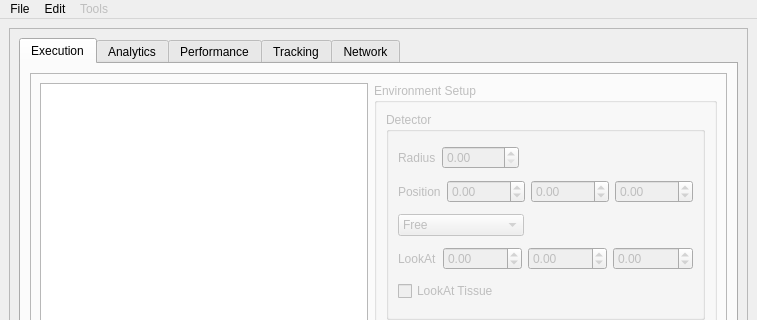
Qt form gui/RandomWalk_Ui/minimal.ui (The4ofUs/Monte-Carlo-Simulation-of-Light-Propagation) before a commit; both pictures show x 0 to 757 and y 0 to 320 of the 757 by 925 pixel window.
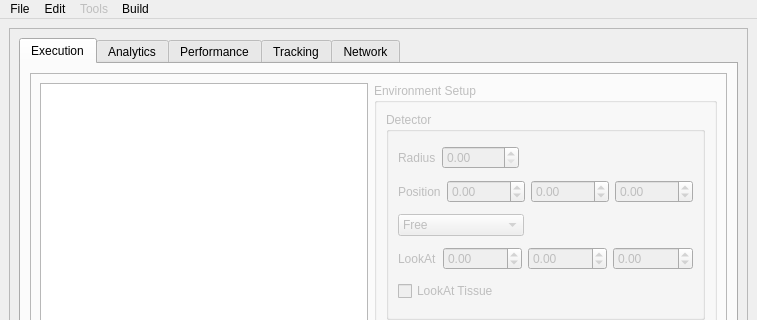
The same form after that commit. Custom widgets are drawn as their Qt base class.

```diff
--- a/gui/RandomWalk_Ui/minimal.ui
+++ b/gui/RandomWalk_Ui/minimal.ui
@@ -1097,9 +1097,16 @@
     </widget>
     <addaction name="menuFill_with_Sample_parameters"/>
    </widget>
+   <widget class="QMenu" name="menuBuild">
+    <property name="title">
+     <string>Build</string>
+    </property>
+    <addaction name="actionRebuild"/>
+   </widget>
    <addaction name="menuFile"/>
    <addaction name="menuEdit"/>
    <addaction name="menuTools"/>
+   <addaction name="menuBuild"/>
   </widget>
   <action name="actionplaceholder">
    <property name="text">
```
Left out of the diff: 5 changed lines with no effect on the pictures.
